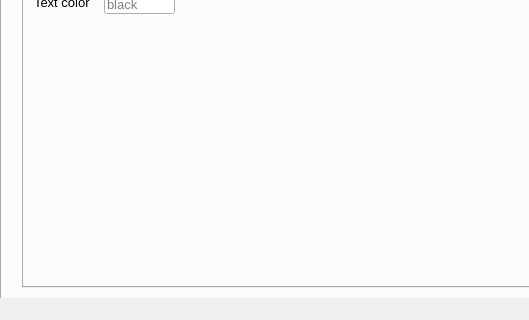
0xt1m/LyricVerse, file ss.ui: the form before one commit; both pictures show x 0 to 529 and y 200 to 520 of the 650 by 520 pixel window.
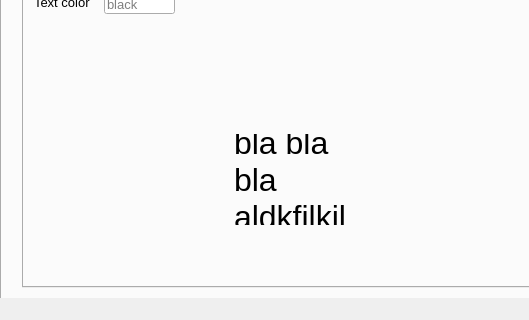
The form after the commit. The open tabs and pages were chosen to show the change.

What changed in the file:
```diff
--- a/ss.ui
+++ b/ss.ui
@@ -414,6 +414,9 @@
         <height>371</height>
        </rect>
       </property>
+      <property name="tabPosition">
+       <enum>QTabWidget::North</enum>
+      </property>
       <property name="currentIndex">
        <number>0</number>
       </property>
@@ -470,6 +473,48 @@
          <string>black</string>
         </property>
        </widget>
+       <widget class="QLabel" name="label_8">
+        <property name="geometry">
+         <rect>
+          <x>210</x>
+          <y>190</y>
+          <width>111</width>
+          <height>91</height>
+         </rect>
+        </property>
+        <property name="font">
+         <font>
+          <pointsize>24</pointsize>
+         </font>
+        </property>
+        <property name="acceptDrops">
+         <bool>false</bool>
+        </property>
+        <property name="autoFillBackground">
+         <bool>false</bool>
+        </property>
+        <property name="frameShape">
+         <enum>QFrame::NoFrame</enum>
+        </property>
+        <property name="frameShadow">
+         <enum>QFrame::Plain</enum>
+        </property>
+        <property name="text">
+         <string>bla bla bla aldkfjlkjl</string>
+        </property>
+        <property name="textFormat">
+         <enum>Qt::AutoText</enum>
+        </property>
+        <property name="scaledContents">
+         <bool>false</bool>
+        </property>
+        <property name="wordWrap">
+         <bool>true</bool>
+        </property>
+        <property name="openExternalLinks">
+         <bool>false</bool>
+        </property>
+       </widget>
       </widget>
       <widget class="QWidget" name="stream_mode_settings_tab">
        <attribute name="title">
```
